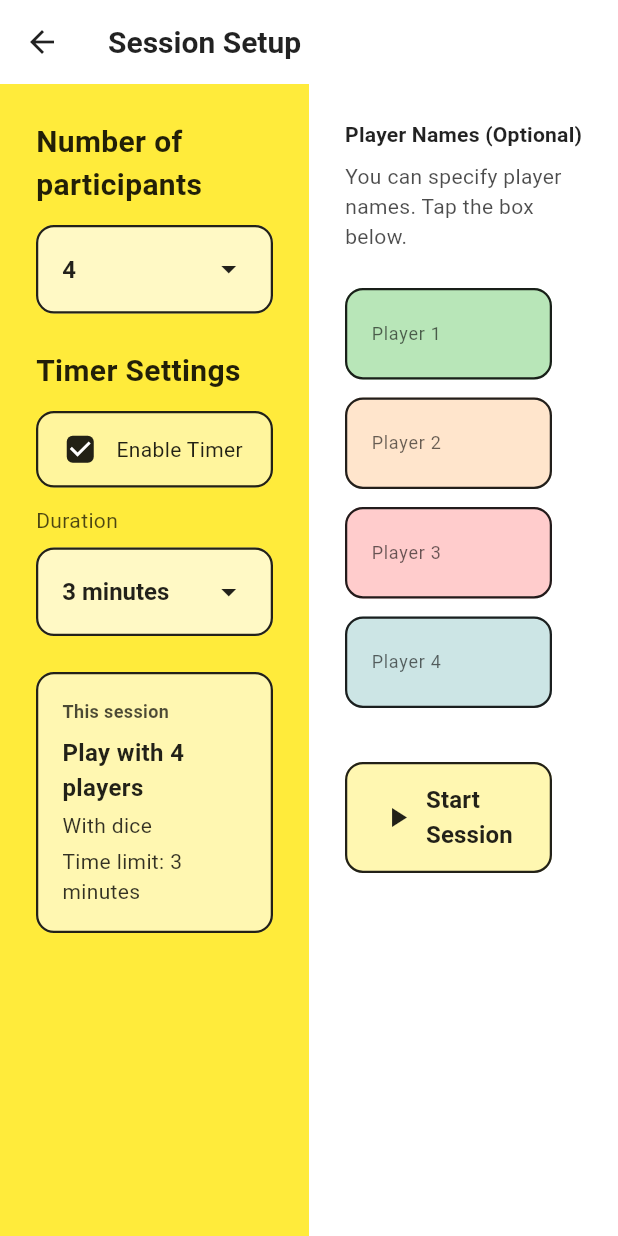
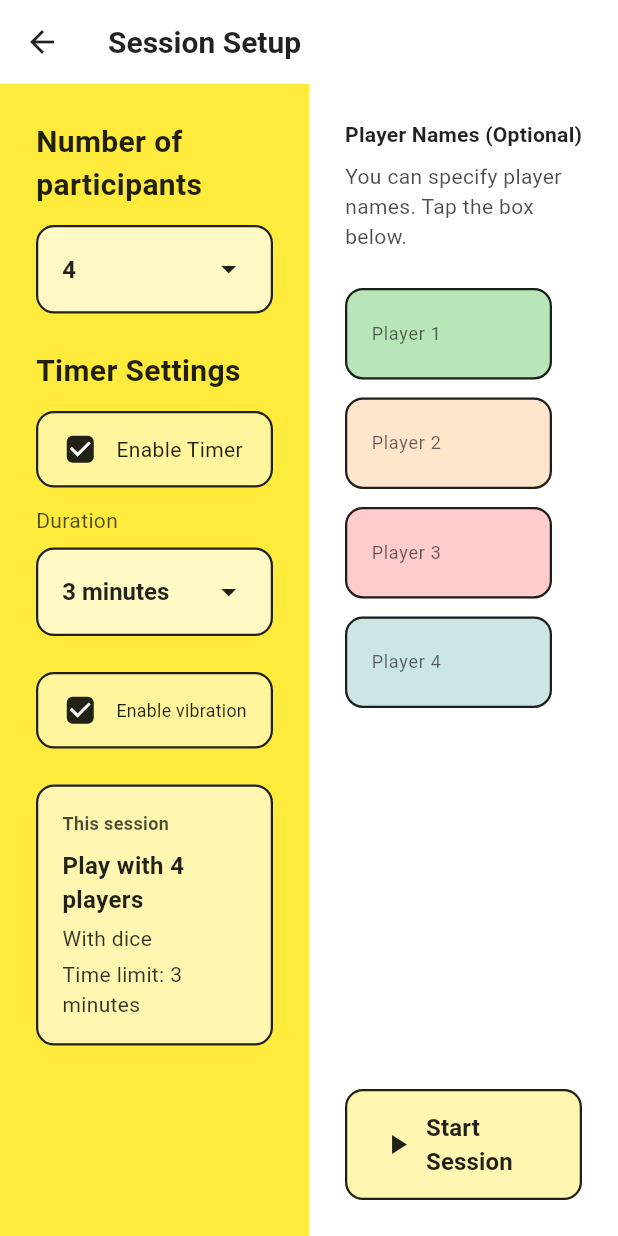
Before and after one commit to rushhirosan/talkseed, a Flutter app: the SessionSetupPage screen opened directly with empty values, on a phone screen of 412 x 824 dp. Run offline on Flutter 3.47's test engine with Material 3 defaults, Android fonts, the phone set to English and light mode, and no system bars; our stand-ins replace hive, hive_flutter, shared_preferences, vibration; accounts and stored records are empty.

Commit message:
feat(ui): improve value card session setup layout
Adjust value card session setup proportions and spacing, add vibration toggle, and move the start button to the bottom-right for better balance.

Made-with: Cursor

```diff
--- a/lib/pages/session_setup_page.dart
+++ b/lib/pages/session_setup_page.dart
@@ -37,6 +37,7 @@ class _SessionSetupPageState extends State<SessionSetupPage> {
   late SessionConfig _config;
   final List<TextEditingController> _playerNameControllers = [];
   final List<FocusNode> _playerNameFocusNodes = [];
+  bool _vibrationEnabled = true;
 
   final ScrollController _rightScrollController = ScrollController();
 
@@ -54,6 +55,12 @@ class _SessionSetupPageState extends State<SessionSetupPage> {
     super.initState();
     _config = SessionConfig.defaultConfig;
     _initializePlayerNames();
+    _loadVibrationSetting();
+  }
+
+  Future<void> _loadVibrationSetting() async {
+    final enabled = await PreferencesHelper.loadVibrationEnabled();
+    if (mounted) setState(() => _vibrationEnabled = enabled);
   }
 
   void _initializePlayerNames() {
@@ -102,6 +109,11 @@ class _SessionSetupPageState extends State<SessionSetupPage> {
     });
   }
 
+  Future<void> _toggleVibration(bool enabled) async {
+    await PreferencesHelper.saveVibrationEnabled(enabled);
+    if (mounted) setState(() => _vibrationEnabled = enabled);
+  }
+
   void _startSession() {
     final playerNames = List.generate(
       _config.playerCount,
@@ -144,6 +156,7 @@ class _SessionSetupPageState extends State<SessionSetupPage> {
   @override
   Widget build(BuildContext context) {
     final l10n = AppLocalizations.of(context)!;
+    final isValueCardLayout = widget.forValueCard;
     return Scaffold(
       resizeToAvoidBottomInset: true,
       backgroundColor: _white,
@@ -208,20 +221,35 @@ class _SessionSetupPageState extends State<SessionSetupPage> {
               crossAxisAlignment: CrossAxisAlignment.stretch,
               children: [
                 Expanded(
-                  flex: 1,
+                  flex: isValueCardLayout ? 9 : 1,
                   child: Container(
                     color: _mustardYellow,
-                    padding: const EdgeInsets.all(24),
-                    child: SingleChildScrollView(
+                    padding: isValueCardLayout
+                        ? const EdgeInsets.fromLTRB(20, 20, 16, 20)
+                        : const EdgeInsets.all(24),
+                    child: LayoutBuilder(
+                      builder: (context, leftConstraints) {
+                        return SingleChildScrollView(
+                          child: ConstrainedBox(
+                            constraints: BoxConstraints(
+                              minHeight: leftConstraints.maxHeight,
+                            ),
+                            child: IntrinsicHeight(
                               child: _buildLeftSection(l10n),
+                            ),
+                          ),
+                        );
+                      },
                     ),
                   ),
                 ),
                 Expanded(
-                  flex: 1,
+                  flex: isValueCardLayout ? 11 : 1,
                   child: Container(
                     color: _white,
-                    padding: const EdgeInsets.all(24),
+                    padding: isValueCardLayout
+                        ? const EdgeInsets.fromLTRB(16, 20, 20, 20)
+                        : const EdgeInsets.all(24),
                     child: _buildRightSection(l10n),
                   ),
                 ),
@@ -253,7 +281,11 @@ class _SessionSetupPageState extends State<SessionSetupPage> {
   }
 
   Widget _buildLeftSection(AppLocalizations l10n) {
+    final compact = widget.forValueCard;
+    final sectionSpacing = compact ? 20.0 : 24.0;
+    final itemSpacing = compact ? 8.0 : 12.0;
     return Column(
+      mainAxisSize: MainAxisSize.max,
       crossAxisAlignment: CrossAxisAlignment.stretch,
       children: [
         Text(
@@ -264,14 +296,14 @@ class _SessionSetupPageState extends State<SessionSetupPage> {
             color: _black,
           ),
         ),
-        const SizedBox(height: 12),
+        SizedBox(height: itemSpacing),
         _buildDropdown<int>(
           value: _config.playerCount,
           items: List.generate(9, (i) => i + 2),
           labelBuilder: (v) => '$v',
           onChanged: (v) => v != null ? _updatePlayerCount(v) : null,
         ),
-        const SizedBox(height: 24),
+        SizedBox(height: sectionSpacing),
         Text(
           l10n.timerSettings,
           style: const TextStyle(
@@ -280,10 +312,10 @@ class _SessionSetupPageState extends State<SessionSetupPage> {
             color: _black,
           ),
         ),
-        const SizedBox(height: 12),
+        SizedBox(height: itemSpacing),
         SizedBox(width: double.infinity, child: _buildTimerToggle(l10n)),
         if (_config.enableTimer) ...[
-          const SizedBox(height: 12),
+          SizedBox(height: itemSpacing),
           Text(
             l10n.timerDuration,
             style: TextStyle(
@@ -292,7 +324,7 @@ class _SessionSetupPageState extends State<SessionSetupPage> {
               color: _black.withOpacity(0.7),
             ),
           ),
-          const SizedBox(height: 8),
+          SizedBox(height: compact ? 6 : 8),
           _buildDropdown<Duration>(
             value: _config.timerDuration,
             items: _timerDurations,
@@ -300,7 +332,13 @@ class _SessionSetupPageState extends State<SessionSetupPage> {
             onChanged: (v) => v != null ? _updateTimerDuration(v) : null,
           ),
         ],
-        const SizedBox(height: 24),
+        SizedBox(height: sectionSpacing),
+        SizedBox(
+          width: double.infinity,
+          child: _buildVibrationToggle(l10n),
+        ),
+        if (compact) const Spacer(),
+        SizedBox(height: sectionSpacing),
         _buildSessionPreview(l10n),
       ],
     );
@@ -447,7 +485,62 @@ class _SessionSetupPageState extends State<SessionSetupPage> {
     );
   }
 
+  Widget _buildVibrationToggle(AppLocalizations l10n) {
+    return Material(
+      color: Colors.transparent,
+      child: InkWell(
+        onTap: () => _toggleVibration(!_vibrationEnabled),
+        borderRadius: BorderRadius.circular(12),
+        child: Container(
+          padding: const EdgeInsets.symmetric(horizontal: 16, vertical: 12),
+          decoration: BoxDecoration(
+            color: _white.withOpacity(0.5),
+            borderRadius: BorderRadius.circular(12),
+            border: Border.all(color: _black, width: 1.5),
+          ),
+          child: Row(
+            children: [
+              SizedBox(
+                width: 24,
+                height: 24,
+                child: Checkbox(
+                  value: _vibrationEnabled,
+                  onChanged: (v) => _toggleVibration(v ?? false),
+                  activeColor: _black,
+                  fillColor: WidgetStateProperty.resolveWith((states) {
+                    if (states.contains(WidgetState.selected)) return _black;
+                    return _white;
+                  }),
+                  shape: RoundedRectangleBorder(
+                    borderRadius: BorderRadius.circular(4),
+                  ),
+                ),
+              ),
+              const SizedBox(width: 12),
+              Expanded(
+                child: FittedBox(
+                  fit: BoxFit.scaleDown,
+                  alignment: Alignment.centerLeft,
+                  child: Text(
+                    l10n.vibrationEnabled,
+                    style: const TextStyle(
+                      fontSize: 14,
+                      color: _black,
+                      fontWeight: FontWeight.normal,
+                    ),
+                    maxLines: 1,
+                  ),
+                ),
+              ),
+            ],
+          ),
+        ),
+      ),
+    );
+  }
+
   Widget _buildRightSection(AppLocalizations l10n) {
+    final compact = widget.forValueCard;
     return Column(
       crossAxisAlignment: CrossAxisAlignment.start,
       children: [
@@ -463,7 +556,7 @@ class _SessionSetupPageState extends State<SessionSetupPage> {
             ),
           ),
         ),
-        const SizedBox(height: 8),
+        SizedBox(height: compact ? 6 : 8),
         Text(
           l10n.playerNamesHint,
           style: TextStyle(
@@ -472,7 +565,7 @@ class _SessionSetupPageState extends State<SessionSetupPage> {
             color: _black.withOpacity(0.7),
           ),
         ),
-        const SizedBox(height: 24),
+        SizedBox(height: compact ? 16 : 24),
         Expanded(
           child: Scrollbar(
             controller: _rightScrollController,
@@ -484,19 +577,27 @@ class _SessionSetupPageState extends State<SessionSetupPage> {
               primary: false,
               physics: const BouncingScrollPhysics(),
               padding: EdgeInsets.only(
-                right: 20,
+                right: compact ? 12 : 20,
                 // iOS の入力候補バー分を加味
-                bottom: 16 + MediaQuery.of(context).viewInsets.bottom + 80,
+                bottom: (compact ? 16 : 12) +
+                    MediaQuery.of(context).viewInsets.bottom +
+                    (compact ? 12 : 24),
               ),
               children: [
                 ...List.generate(_config.playerCount, (index) {
                   return Padding(
-                    padding: const EdgeInsets.only(bottom: 12),
+                    padding: EdgeInsets.only(bottom: compact ? 10 : 12),
                     child: _buildPlayerNameField(l10n, index),
                   );
                 }),
-                const SizedBox(height: 24),
-                SizedBox(
+              ],
+            ),
+          ),
+        ),
+        const SizedBox(height: 12),
+        Align(
+          alignment: Alignment.bottomRight,
+          child: SizedBox(
             width: double.infinity,
             child: OutlinedButton.icon(
               onPressed: _startSession,
@@ -510,16 +611,16 @@ class _SessionSetupPageState extends State<SessionSetupPage> {
                 ),
               ),
               style: OutlinedButton.styleFrom(
-                      padding: const EdgeInsets.symmetric(horizontal: 24, vertical: 14),
+                padding: EdgeInsets.symmetric(
+                  horizontal: 24,
+                  vertical: compact ? 12 : 14,
+                ),
                 side: const BorderSide(color: _black, width: 1.5),
                 shape: RoundedRectangleBorder(
                   borderRadius: BorderRadius.circular(12),
                 ),
                 backgroundColor: _mustardYellow.withOpacity(0.4),
               ),
-                  ),
-                ),
-              ],
             ),
           ),
         ),
@@ -530,6 +631,7 @@ class _SessionSetupPageState extends State<SessionSetupPage> {
   Widget _buildPlayerNameField(AppLocalizations l10n, int index) {
     final pastel = _getPastelColor(index);
     final focusNode = _playerNameFocusNodes[index];
+    final compact = widget.forValueCard;
     return Builder(
       builder: (fieldContext) {
         return Container(
@@ -566,7 +668,10 @@ class _SessionSetupPageState extends State<SessionSetupPage> {
                 fontWeight: FontWeight.normal,
               ),
               border: InputBorder.none,
-              contentPadding: const EdgeInsets.symmetric(horizontal: 16, vertical: 12),
+              contentPadding: EdgeInsets.symmetric(
+                horizontal: 16,
+                vertical: compact ? 10 : 12,
+              ),
               isDense: true,
             ),
           ),
```
Lines whose indentation alone changed are shown as unchanged.
